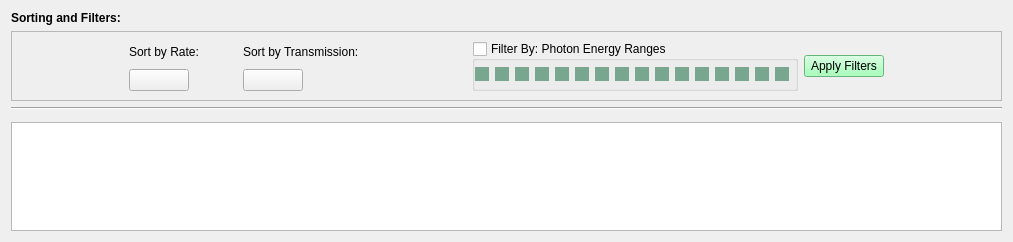
The window that preemptive_requests.ui (pcdshub/pmps-ui) describes before a commit, drawn with Qt 5.
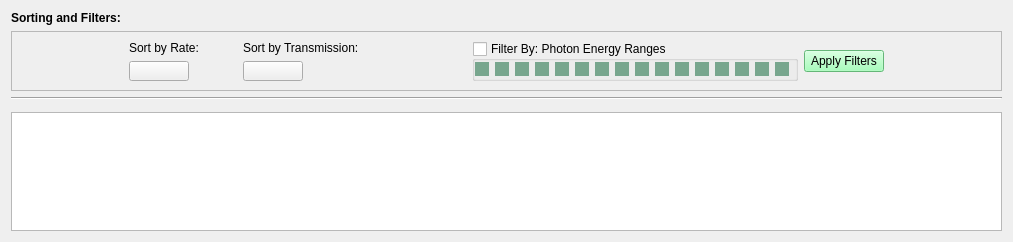
The same window after the commit. Custom widgets are drawn as their Qt base class.

Commit message: MNT: pretend maxsize for disconnecte pv

Diff of the .ui file:
```diff
--- a/preemptive_requests.ui
+++ b/preemptive_requests.ui
@@ -32,7 +32,7 @@
      <property name="maximumSize">
       <size>
        <width>16777215</width>
-       <height>70</height>
+       <height>60</height>
       </size>
      </property>
      <property name="frameShape">
```
The commit also changes 1 other file.
